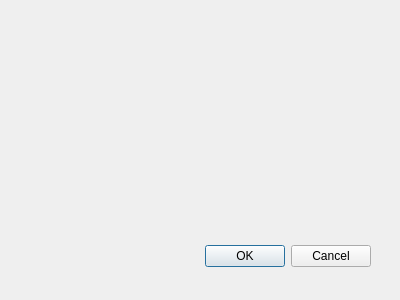
Before: the Qt Designer form qtgroupwork/addpostdialog.ui in jsw24000/cpp_groupwork, drawn with Qt 5.
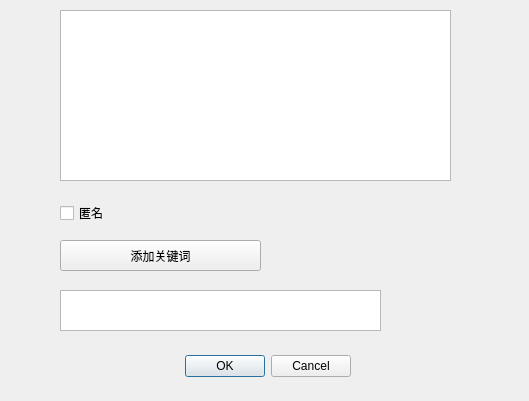
After: the same form once the commit is applied.

The edit to the form file:
```diff
--- a/qtgroupwork/addpostdialog.ui
+++ b/qtgroupwork/addpostdialog.ui
@@ -6,8 +6,8 @@
    <rect>
     <x>0</x>
     <y>0</y>
-    <width>400</width>
-    <height>300</height>
+    <width>529</width>
+    <height>401</height>
    </rect>
   </property>
   <property name="windowTitle">
@@ -16,8 +16,8 @@
   <widget class="QDialogButtonBox" name="buttonBox">
    <property name="geometry">
     <rect>
-     <x>30</x>
-     <y>240</y>
+     <x>10</x>
+     <y>350</y>
      <width>341</width>
      <height>32</height>
     </rect>
@@ -29,6 +29,52 @@
     <set>QDialogButtonBox::StandardButton::Cancel|QDialogButtonBox::StandardButton::Ok</set>
    </property>
   </widget>
+  <widget class="QTextEdit" name="inputText">
+   <property name="geometry">
+    <rect>
+     <x>60</x>
+     <y>10</y>
+     <width>391</width>
+     <height>171</height>
+    </rect>
+   </property>
+  </widget>
+  <widget class="QCheckBox" name="checkBox">
+   <property name="geometry">
+    <rect>
+     <x>60</x>
+     <y>200</y>
+     <width>99</width>
+     <height>26</height>
+    </rect>
+   </property>
+   <property name="text">
+    <string>匿名</string>
+   </property>
+  </widget>
+  <widget class="QTextEdit" name="inputKey">
+   <property name="geometry">
+    <rect>
+     <x>60</x>
+     <y>290</y>
+     <width>321</width>
+     <height>41</height>
+    </rect>
+   </property>
+  </widget>
+  <widget class="QPushButton" name="addKey">
+   <property name="geometry">
+    <rect>
+     <x>60</x>
+     <y>240</y>
+     <width>201</width>
+     <height>31</height>
+    </rect>
+   </property>
+   <property name="text">
+    <string>添加关键词</string>
+   </property>
+  </widget>
  </widget>
  <resources/>
  <connections>
```
